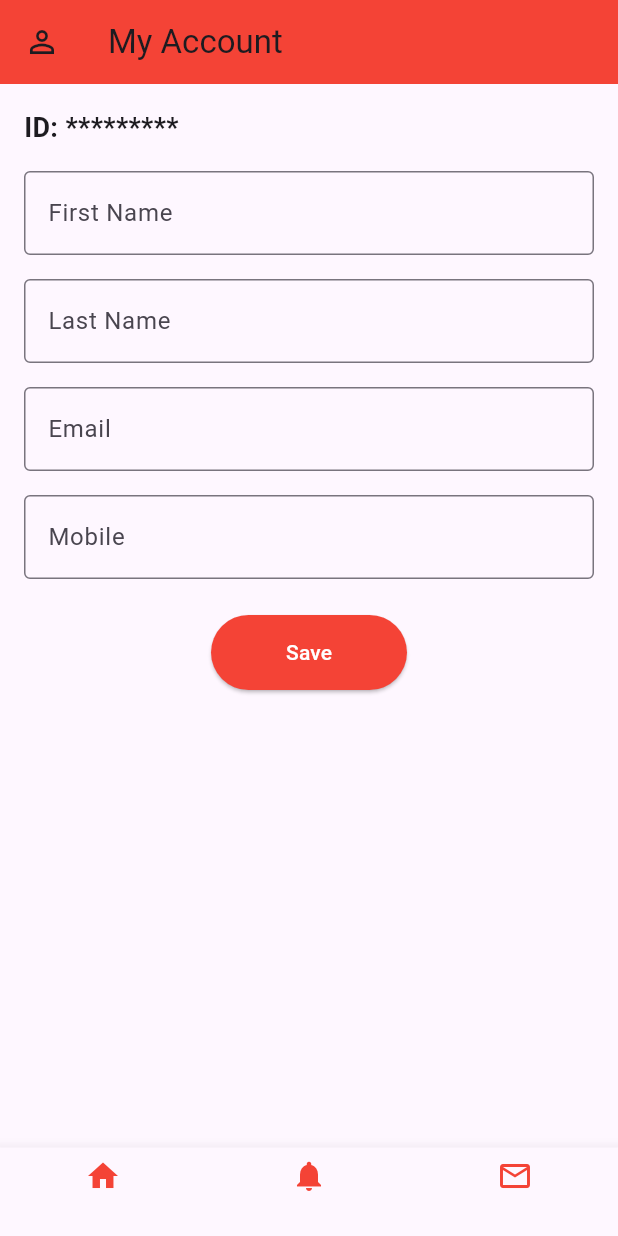
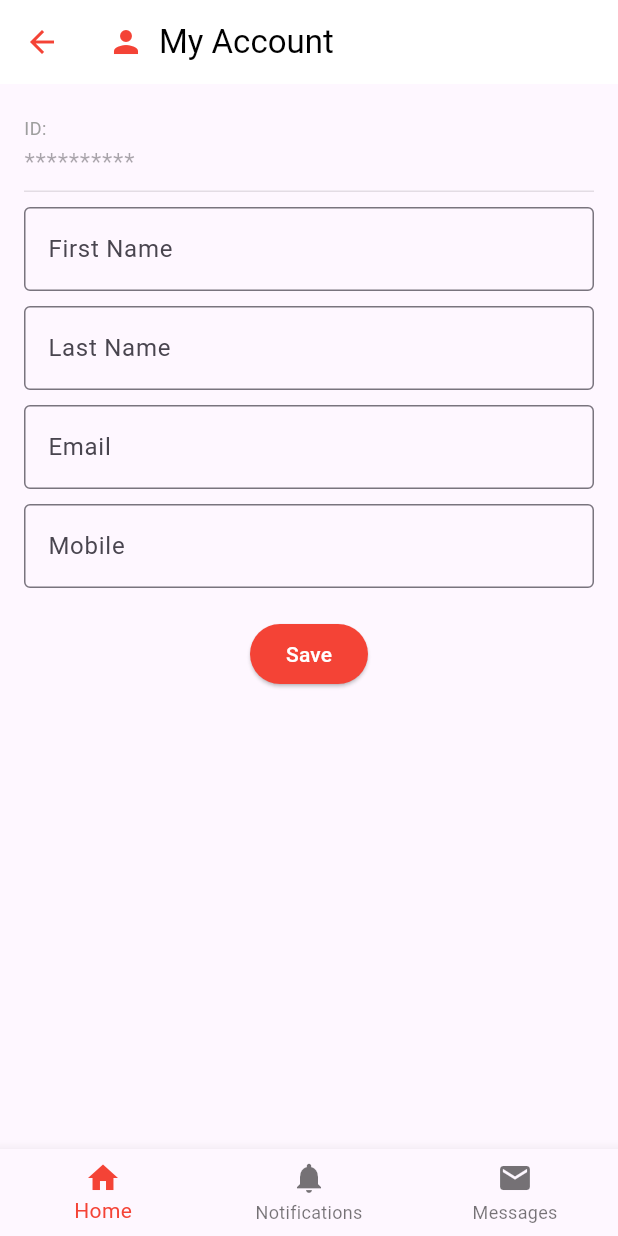
Before and after one commit to JullianMQ/Bazaroo, a Flutter app: the BuyerProfile screen opened directly, on a phone screen of 412 x 824 dp. Run offline on Flutter 3.47's test engine with Material 3 defaults, Android fonts, the phone set to English and light mode, and no system bars.

Commit message:
added new files

```diff
--- a/bazaroo_client/lib/buyerProfile.dart
+++ b/bazaroo_client/lib/buyerProfile.dart
@@ -5,66 +5,75 @@ class BuyerProfile extends StatelessWidget {
   Widget build(BuildContext context) {
     return Scaffold(
       appBar: AppBar(
-        title: Text('My Account'),
-        leading: Icon(Icons.person_outline),
-        backgroundColor: Colors.red,
+        backgroundColor: Colors.white, // Set app bar color to white
         elevation: 0,
+        iconTheme: IconThemeData(color: Colors.red), // Set icon color to red
+        title: Row(
+          children: [
+            Icon(Icons.person, color: Colors.red), // Red profile icon
+            SizedBox(width: 10),
+            Text(
+              'My Account',
+              style: TextStyle(color: Colors.black), // Title in black
+            ),
+          ],
+        ),
+        centerTitle: true,
       ),
       body: Padding(
         padding: const EdgeInsets.all(16.0),
         child: Column(
           crossAxisAlignment: CrossAxisAlignment.start,
           children: [
-            Text(
-              'ID: *********',
-              style: TextStyle(
-                fontSize: 18,
-                fontWeight: FontWeight.bold,
+            TextFormField(
+              initialValue: '**********', // Placeholder for masked ID
+              decoration: InputDecoration(
+                labelText: 'ID:',
+                labelStyle: TextStyle(color: Colors.grey),
+                enabled: false,
               ),
             ),
-            SizedBox(height: 16),
-            TextField(
+            SizedBox(height: 10),
+            TextFormField(
               decoration: InputDecoration(
                 labelText: 'First Name',
                 hintText: 'Firstname',
                 border: OutlineInputBorder(),
               ),
             ),
-            SizedBox(height: 16),
-            TextField(
+            SizedBox(height: 10),
+            TextFormField(
               decoration: InputDecoration(
                 labelText: 'Last Name',
                 hintText: 'Lastname',
                 border: OutlineInputBorder(),
               ),
             ),
-            SizedBox(height: 16),
-            TextField(
+            SizedBox(height: 10),
+            TextFormField(
               decoration: InputDecoration(
                 labelText: 'Email',
-                hintText: '******@gmail.com',
+                hintText: '*****@gmail.com',
                 border: OutlineInputBorder(),
               ),
             ),
-            SizedBox(height: 16),
-            TextField(
+            SizedBox(height: 10),
+            TextFormField(
               decoration: InputDecoration(
                 labelText: 'Mobile',
-                hintText: '0955 555 5555',
+                hintText: '0956 555 5555',
                 border: OutlineInputBorder(),
               ),
             ),
-            SizedBox(height: 24),
+            SizedBox(height: 20),
             Center(
               child: ElevatedButton(
-                onPressed: () {},
+                onPressed: () {
+                  // Save button functionality
+                },
+                child: Text('Save'),
                 style: ElevatedButton.styleFrom(
-                  backgroundColor: Colors.red,
-                  padding: EdgeInsets.symmetric(horizontal: 50, vertical: 15),
-                ),
-                child: Text(
-                  'Save',
-                  style: TextStyle(color: Colors.white),
+                  foregroundColor: Colors.white, backgroundColor: Colors.red,
                 ),
               ),
             ),
@@ -73,18 +82,19 @@ class BuyerProfile extends StatelessWidget {
       ),
       bottomNavigationBar: BottomNavigationBar(
         currentIndex: 0,
+        selectedItemColor: Colors.red,
         items: [
           BottomNavigationBarItem(
-            icon: Icon(Icons.home, color: Colors.red),
-            label: '',
+            icon: Icon(Icons.home),
+            label: 'Home',
           ),
           BottomNavigationBarItem(
-            icon: Icon(Icons.notifications, color: Colors.red),
-            label: '',
+            icon: Icon(Icons.notifications),
+            label: 'Notifications',
           ),
           BottomNavigationBarItem(
-            icon: Icon(Icons.mail_outline, color: Colors.red),
-            label: '',
+            icon: Icon(Icons.mail),
+            label: 'Messages',
           ),
         ],
       ),
```
Also changed, not shown: bazaroo_client/lib/addProduct.dart (+26 -20 lines), bazaroo_client/lib/index.dart (+7 -1 lines), bazaroo_client/lib/sellerProfile.dart (+14 -17 lines).
